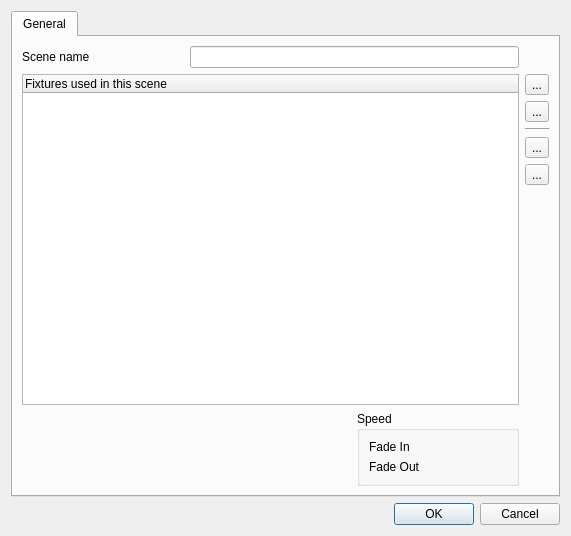
First picture: the form in trunk/ui/src/sceneeditor.ui, repository Bondzio/qlc, before the edit.
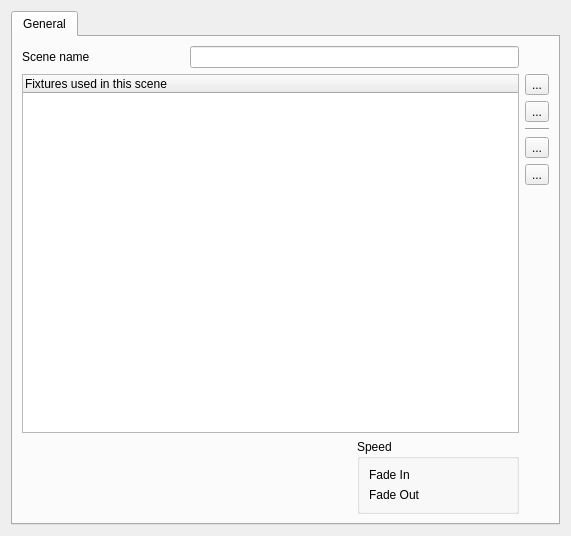
Second picture: the form after the edit. Icons and pictures are not drawn.

Commit message: Un-dialogified function editors and made them live on the right side of the FunctionManager splitter.

```diff
--- a/trunk/ui/src/sceneeditor.ui
+++ b/trunk/ui/src/sceneeditor.ui
@@ -1,7 +1,7 @@
 <?xml version="1.0" encoding="UTF-8"?>
 <ui version="4.0">
  <class>SceneEditor</class>
- <widget class="QDialog" name="SceneEditor">
+ <widget class="QWidget" name="SceneEditor">
   <property name="geometry">
    <rect>
     <x>0</x>
@@ -217,13 +217,6 @@
      </widget>
     </widget>
    </item>
-   <item>
-    <widget class="QDialogButtonBox" name="m_buttonBox">
-     <property name="standardButtons">
-      <set>QDialogButtonBox::Cancel|QDialogButtonBox::Ok</set>
-     </property>
-    </widget>
-   </item>
   </layout>
  </widget>
  <resources>
```
Left out of the diff: 32 changed lines with no effect on the pictures. The commit also changes 25 other files.
